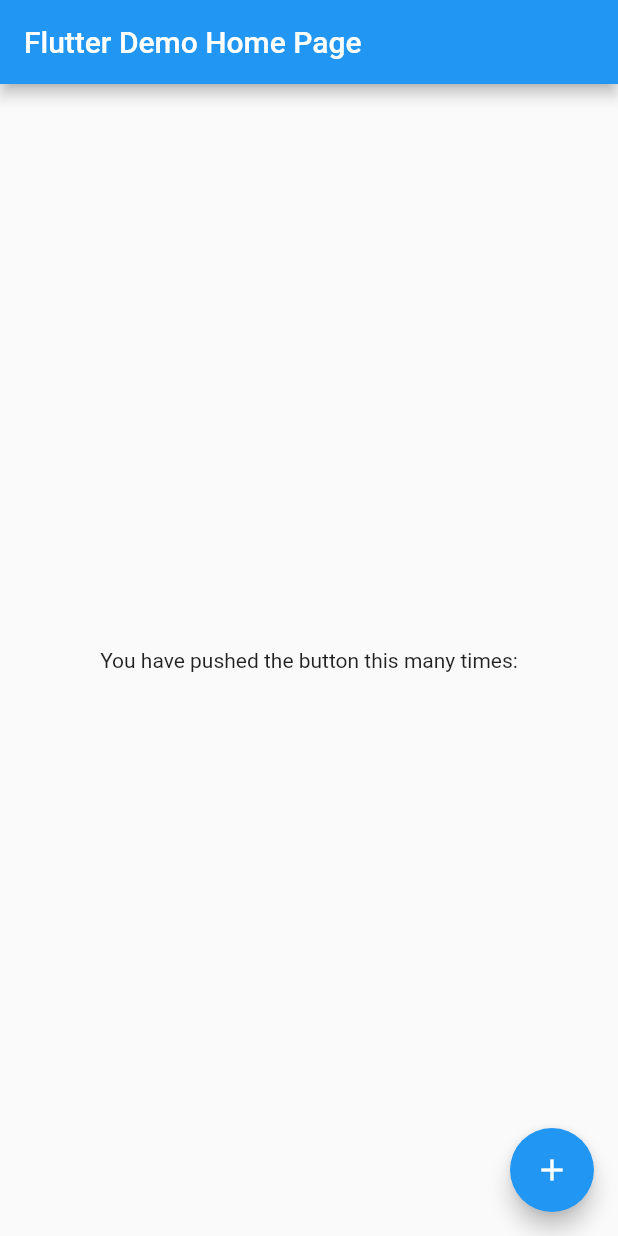
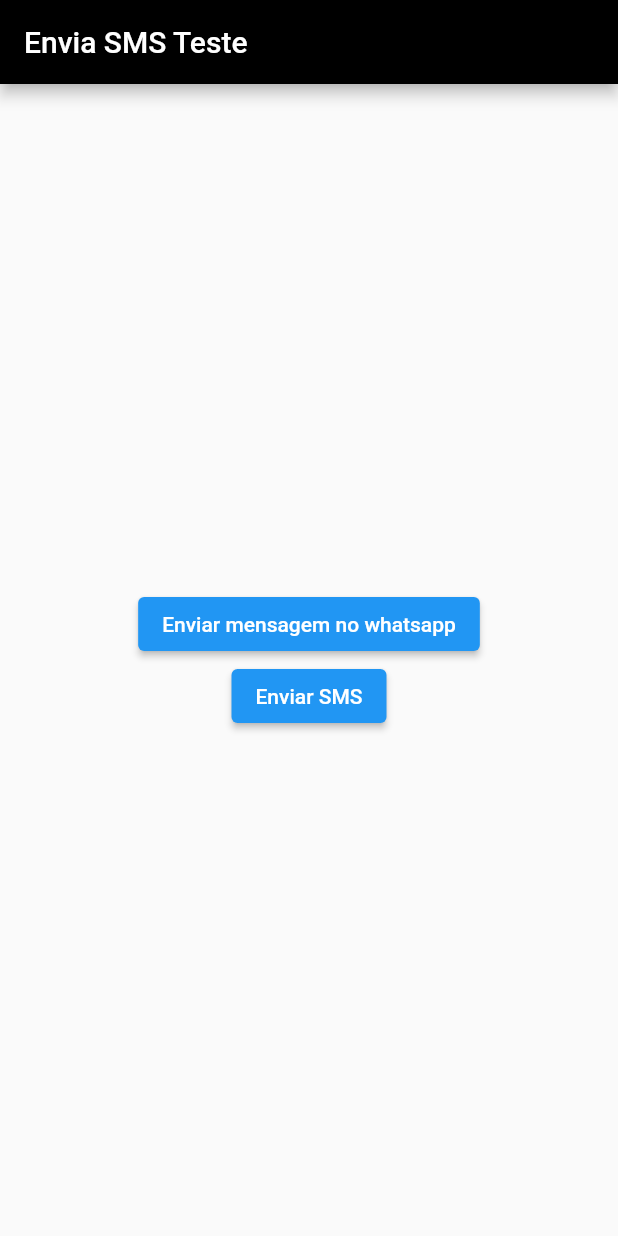
Before and after one commit to akira2nd/Flutter_Teste_SMS, a Flutter app: the screen it shows after launch, on a phone screen of 412 x 824 dp. Run offline on Flutter 3.47's test engine with Material 2 defaults, Android fonts, the phone set to English and light mode, and no system bars.

Commit message:
utilizando url luncher

```diff
--- /dev/null
+++ b/flutter_sms/lib/envia_sms/envia_sms.dart
@@ -0,0 +1,59 @@
+import 'package:flutter/material.dart';
+
+import 'package:url_launcher/url_launcher_string.dart';
+
+class EnviaSms extends StatelessWidget {
+  const EnviaSms({Key? key}) : super(key: key);
+
+  @override
+  Widget build(BuildContext context) {
+    return Scaffold(
+      appBar: AppBar(
+        backgroundColor: Colors.black,
+        title: const Text("Envia SMS Teste"),
+      ),
+      body: Center(
+        child: Column(
+          mainAxisAlignment: MainAxisAlignment.center,
+          children: const <Widget>[
+            ElevatedButton(
+              onPressed: abrirWhatsApp,
+              child: Text(
+                'Enviar mensagem no whatsapp',
+                style: TextStyle(color: Colors.white),
+              ),
+            ),
+            ElevatedButton(
+              onPressed: enviarSms,
+              child: Text(
+                'Enviar SMS',
+                style: TextStyle(color: Colors.white),
+              ),
+            )
+          ],
+        ),
+      ),
+    );
+  }
+}
+
+abrirWhatsApp() async {
+  var whatsappUrl =
+      "whatsapp://send?phone=5512981474597&text=Alerta local X (utilizar api do maps e pegar endereço?)";
+
+  if (await canLaunchUrlString(whatsappUrl)) {
+    await launchUrlString(whatsappUrl);
+  } else {
+    throw 'Could not launch $whatsappUrl';
+  }
+}
+
+enviarSms() async {
+  const url =
+      "sms:12981474597?body=Alerta local X (utilizar api do maps e pegar endereço?)";
+  if (await canLaunchUrlString(url)) {
+    await launchUrlString(url);
+  } else {
+    throw 'Could not launch $url';
+  }
+}
--- a/flutter_sms/lib/main.dart
+++ b/flutter_sms/lib/main.dart
@@ -1,5 +1,6 @@
 import 'package:flutter/material.dart';
 
+import 'package:flutter_sms/envia_sms/envia_sms.dart';
 import 'package:url_launcher/url_launcher.dart';
 
 void main() {
@@ -13,46 +14,11 @@ class MyApp extends StatelessWidget {
   @override
   Widget build(BuildContext context) {
     return MaterialApp(
-      title: 'Flutter Demo',
+      title: 'Flutter SMS',
       theme: ThemeData(
         primarySwatch: Colors.blue,
       ),
-      home: const MyHomePage(title: 'Flutter Demo Home Page'),
+      home: const EnviaSms(),
     );
   }
 }
-
-class MyHomePage extends StatefulWidget {
-  const MyHomePage({Key? key, required this.title}) : super(key: key);
-
-  final String title;
-
-  @override
-  State<MyHomePage> createState() => _MyHomePageState();
-}
-
-class _MyHomePageState extends State<MyHomePage> {
-  @override
-  Widget build(BuildContext context) {
-    return Scaffold(
-      appBar: AppBar(
-        title: Text(widget.title),
-      ),
-      body: Center(
-        child: Column(
-          mainAxisAlignment: MainAxisAlignment.center,
-          children: <Widget>[
-            const Text(
-              'You have pushed the button this many times:',
-            ),
-          ],
-        ),
-      ),
-      floatingActionButton: FloatingActionButton(
-        onPressed: () {},
-        tooltip: 'Increment',
-        child: const Icon(Icons.add),
-      ), //
-    );
-  }
-}
```
Also changed, not shown: 1 other file.
